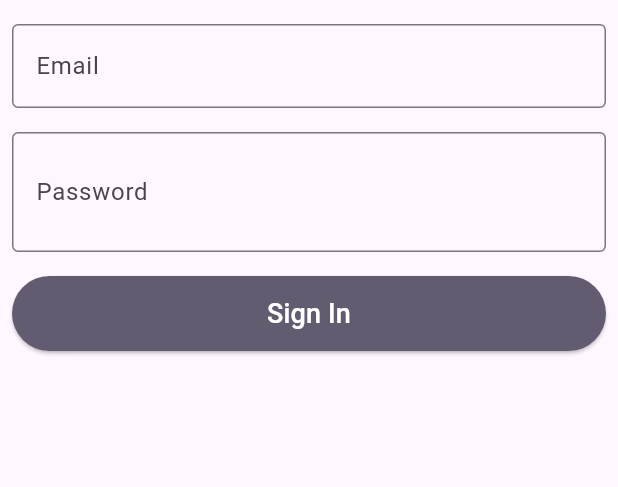
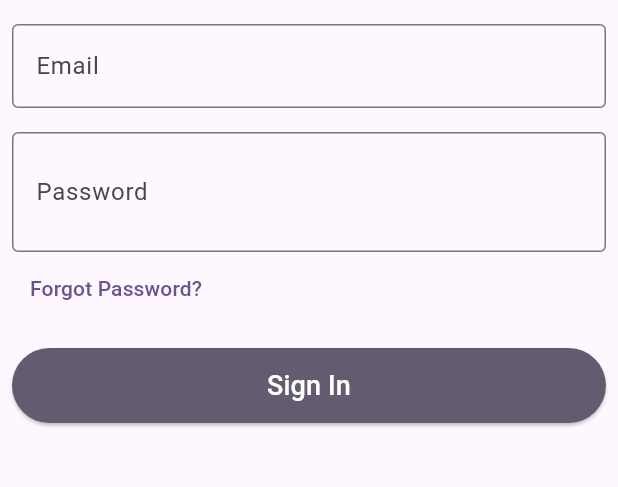
Before and after one commit to ahmaddioxide/prochat, a Flutter app: the screen it shows after launch, after a tap on "Login", on a phone screen of 412 x 824 dp, the part 171-658 px from its top. Run offline on Flutter 3.47's test engine with Material 3 defaults, Android fonts, the phone set to English and light mode, and no system bars; our stand-ins replace cloud_firestore, firebase_auth, firebase_core, get; accounts and stored records are empty; network calls fail.

Commit message:
forget password

```diff
--- a/lib/features/authentication/signin/signin_screen.dart
+++ b/lib/features/authentication/signin/signin_screen.dart
@@ -63,6 +63,13 @@ class SigninScreen extends StatelessWidget {
                   );
                 },
               ),
+              Row(
+                children: [
+                  TextButton(onPressed: ()async {
+                    await signinController.forgetPassword();
+                  }, child: Text('Forgot Password?')),
+                ],
+              ),
               const SizedBox(height: 16),
               ElevatedButton(
                 style: ElevatedButton.styleFrom(
```
Also changed, not shown: lib/features/authentication/signin/signin_controller.dart (+12 -0 lines).
